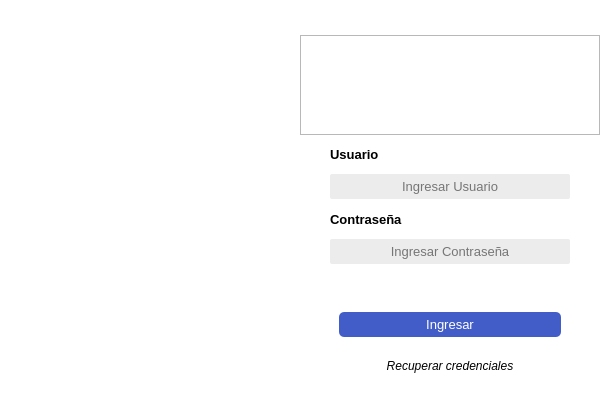
This is Project/frontend/Login.ui in LAngelVp/SistemaPOS as Qt 5 draws it before an edit. The edited form follows.
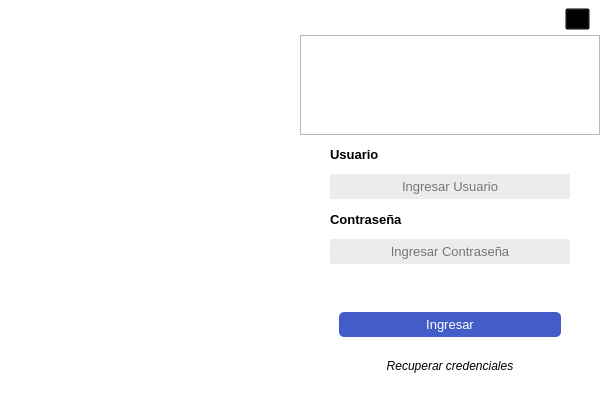
This is the edited form. Icons and pictures are not drawn.

```diff
--- a/Project/frontend/Login.ui
+++ b/Project/frontend/Login.ui
@@ -54,6 +54,9 @@
 }
 #txt_contrasena{
 	background-color: rgb(236, 236, 236);
+}
+#btn_cerrar{
+	background-color:  transparent;
 }</string>
   </property>
   <widget class="QWidget" name="panel_principal">
@@ -198,7 +201,7 @@
               <number>0</number>
              </property>
              <property name="leftMargin">
-              <number>10</number>
+              <number>0</number>
              </property>
              <property name="topMargin">
               <number>5</number>
@@ -216,14 +219,14 @@
               <widget class="QWidget" name="widget_5" native="true">
                <property name="minimumSize">
                 <size>
-                 <width>20</width>
-                 <height>20</height>
+                 <width>25</width>
+                 <height>25</height>
                 </size>
                </property>
                <property name="maximumSize">
                 <size>
-                 <width>20</width>
-                 <height>20</height>
+                 <width>25</width>
+                 <height>25</height>
                 </size>
                </property>
                <layout class="QGridLayout" name="gridLayout_2">
@@ -243,7 +246,7 @@
                  <number>0</number>
                 </property>
                 <item row="0" column="0">
-                 <widget class="QLabel" name="label_3">
+                 <widget class="QPushButton" name="btn_cerrar">
                   <property name="cursor">
                    <cursorShape>PointingHandCursor</cursorShape>
                   </property>
@@ -253,11 +256,11 @@
                   <property name="pixmap">
                    <pixmap>../../../../../Downloads/cclose_img.png</pixmap>
                   </property>
-                  <property name="scaledContents">
-                   <bool>true</bool>
-                  </property>
-                  <property name="alignment">
-                   <set>Qt::AlignCenter</set>
+                  <property name="iconSize">
+                   <size>
+                    <width>20</width>
+                    <height>20</height>
+                   </size>
                   </property>
                  </widget>
                 </item>
```
Left out of the diff: 9 changed lines with no effect on the pictures.
